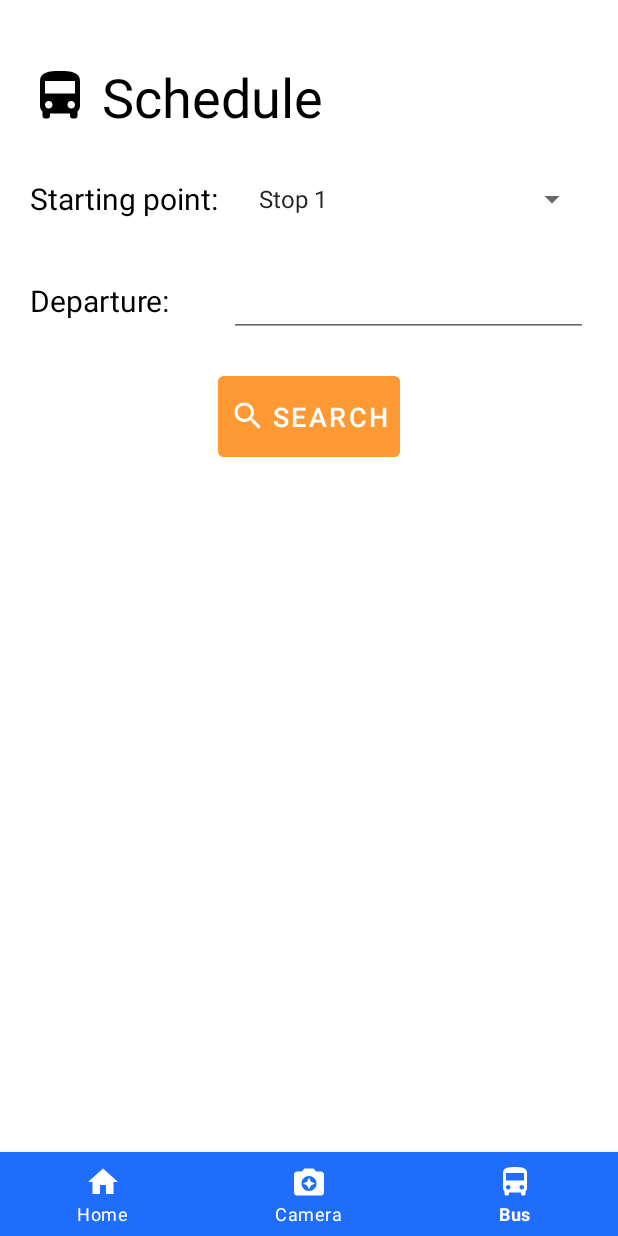
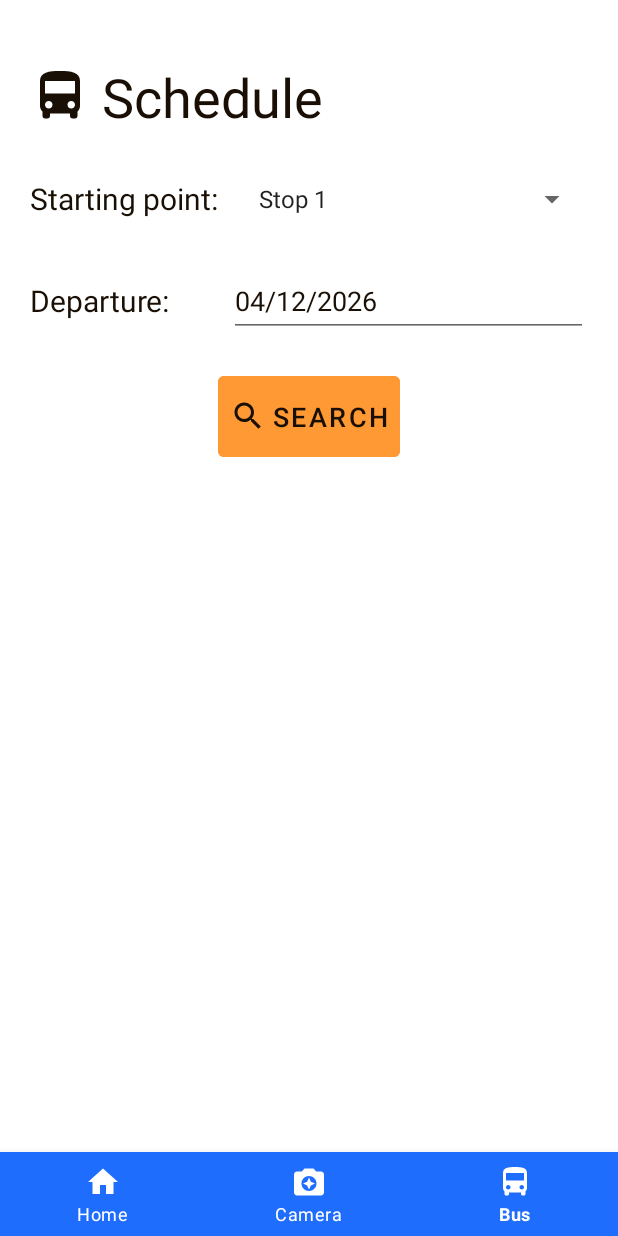
Before and after one commit to enricofg/SUM-Android, an Android app: the BusFragment screen opened through its navigation route, on a phone screen of 412 x 824 dp. Run offline under Robolectric (Android 15) with nearby library versions, the phone set to English and light mode, and no system bars; our stand-ins replace navigation-ui.

Commit message:
Basic schedule search function prototype and list

```diff
--- a/app/src/main/java/com/example/sum/ui/bus/BusFragment.kt
+++ b/app/src/main/java/com/example/sum/ui/bus/BusFragment.kt
@@ -5,7 +5,9 @@ import android.view.LayoutInflater
 import android.view.MotionEvent
 import android.view.View
 import android.view.ViewGroup
+import android.widget.AdapterView
 import android.widget.ArrayAdapter
+import android.widget.Toast
 import androidx.fragment.app.Fragment
 import androidx.lifecycle.ViewModelProvider
 import com.example.sum.databinding.FragmentBusBinding
@@ -14,7 +16,7 @@ import java.text.SimpleDateFormat
 import java.util.*
 
 
-class BusFragment : Fragment() {
+class BusFragment : Fragment(), AdapterView.OnItemClickListener {
 
     private var _binding: FragmentBusBinding? = null
 
@@ -28,29 +30,36 @@ class BusFragment : Fragment() {
         savedInstanceState: Bundle?
     ): View {
         val busViewModel =
-            ViewModelProvider(this).get(BusViewModel::class.java)
-
+            ViewModelProvider(this)[BusViewModel::class.java]
         _binding = FragmentBusBinding.inflate(inflater, container, false)
         val root: View = binding.root
+
+        /**fragment variables*/
         val startingPointOptions = binding.startingPointOptions
         val dateField = binding.scheduleDateField
+        val schedulesList = binding.schedulesResultList
+        val searchButton = binding.buttonSearchSchedule
+        val dateFormat = SimpleDateFormat("dd/MM/yyyy") //HH:mm"
 
         /*val textView: TextView = binding.textBus
         busViewModel.text.observe(viewLifecycleOwner) {
             textView.text = it
         }*/
 
-        //starting point list
-        val adapter = activity?.let {
+        /**starting point list*/
+        //starting point options list
+        val startingPointListAdapter = activity?.let {
             ArrayAdapter(
                 it,
                 android.R.layout.simple_spinner_item,
                 busViewModel.items
             )
         }
-        startingPointOptions.adapter = adapter
+        startingPointOptions.adapter =
+            startingPointListAdapter //set the list adapter for the starting point optins view element
 
-        //date picker
+        /**date picker*/
+        //material design date picker instantiation
         val datePicker =
             MaterialDatePicker.Builder.datePicker()
                 .setTitleText("Select date")
@@ -60,19 +69,37 @@ class BusFragment : Fragment() {
         //listener for ok button inside date picker dialog
         datePicker.addOnPositiveButtonClickListener {
             val chosenDate = Date(it)
-            val format = SimpleDateFormat("dd/MM/yyyy") //HH:mm"
-            dateField.setText(format.format(chosenDate))
+            dateField.setText(dateFormat.format(chosenDate))
         }
 
+        /**date field*/
         //disable default keyboard for date input field
         dateField.showSoftInputOnFocus = false
-
+        //set default date picker date to current date
+        dateField.setText(dateFormat.format(MaterialDatePicker.todayInUtcMilliseconds()))
         //listener for date input field touch
         dateField.setOnTouchListener { _, event ->
             if (MotionEvent.ACTION_UP == event.action)
                 datePicker.show(requireActivity().supportFragmentManager, "tag")
             false
         }
+
+        /**search button listener*/
+        searchButton.setOnClickListener{
+            Toast.makeText(activity, "Searching for ${startingPointOptions.selectedItem.toString()}'s schedule at ${dateField.text}", Toast.LENGTH_LONG).show()
+            schedulesList.visibility = View.VISIBLE
+        }
+
+        /**search result list*/
+        val searchResultListAdapter = activity?.let {
+            ArrayAdapter(
+                it,
+                android.R.layout.simple_list_item_1,
+                busViewModel.schedules
+            )
+        }
+        schedulesList.adapter = searchResultListAdapter
+        schedulesList.onItemClickListener = this
 
         return root
     }
@@ -81,4 +108,9 @@ class BusFragment : Fragment() {
         super.onDestroyView()
         _binding = null
     }
+
+    override fun onItemClick(parent: AdapterView<*>?, view: View?, position: Int, id: Long) {
+        val options: String = parent?.getItemAtPosition(position) as String
+        Toast.makeText(activity, "$options was clicked", Toast.LENGTH_LONG).show()
+    }
 }
--- a/app/src/main/java/com/example/sum/ui/bus/BusViewModel.kt
+++ b/app/src/main/java/com/example/sum/ui/bus/BusViewModel.kt
@@ -12,4 +12,30 @@ class BusViewModel : ViewModel() {
     val text: LiveData<String> = _text*/
 
     val items = arrayOf("Stop 1", "Stop 2", "Stop 3", "Stop 4")
+    val schedules = arrayOf(
+        "00:00",
+        "01:00",
+        "02:00",
+        "03:00",
+        "04:00",
+        "05:00",
+        "06:00",
+        "07:00",
+        "08:00",
+        "09:00",
+        "10:00",
+        "11:00",
+        "12:00",
+        "13:00",
+        "14:00",
+        "15:00",
+        "16:00",
+        "17:00",
+        "18:00",
+        "19:00",
+        "20:00",
+        "21:00",
+        "22:00",
+        "23:00"
+    )
 }
--- a/app/src/main/res/layout/fragment_bus.xml
+++ b/app/src/main/res/layout/fragment_bus.xml
@@ -25,7 +25,7 @@
             android:layout_weight="1"
             android:contentDescription="@string/bus_icon"
             android:src="@drawable/ic_baseline_directions_bus_24"
-            app:tint="@color/black" />
+            app:tint="@color/dark_gold_contrast" />
 
         <TextView
             android:id="@+id/busFragmentTitle"
@@ -36,7 +36,7 @@
             android:autoSizeMinTextSize="24sp"
             android:gravity="center"
             android:text="@string/schedule"
-            android:textColor="@color/black"
+            android:textColor="@color/dark_gold_contrast"
             android:textSize="36sp" />
     </LinearLayout>
 
@@ -62,7 +62,7 @@
             android:autoSizeMinTextSize="18sp"
             android:gravity="center_vertical"
             android:text="@string/text_startingpoint"
-            android:textColor="@color/black"
+            android:textColor="@color/dark_gold_contrast"
             android:textSize="20sp" />
 
         <Spinner
@@ -73,7 +73,8 @@
             android:contentDescription="@string/text_startingpoint"
             android:gravity="center|center_vertical"
             android:minHeight="48dp"
-            android:spinnerMode="dropdown" />
+            android:spinnerMode="dropdown"
+            tools:ignore="DuplicateSpeakableTextCheck" />
 
     </LinearLayout>
 
@@ -101,7 +102,7 @@
             android:contentDescription="@string/departure_date"
             android:gravity="center_vertical"
             android:text="@string/text_departure"
-            android:textColor="@color/black"
+            android:textColor="@color/dark_gold_contrast"
             android:textSize="20sp"
             tools:ignore="SpeakableTextPresentCheck" />
 
@@ -114,7 +115,9 @@
             android:inputType="datetime"
             android:labelFor="@id/textView3"
             android:minHeight="48dp"
-            tools:ignore="SpeakableTextPresentCheck" />
+            android:textColor="@color/dark_gold_contrast"
+            tools:ignore="SpeakableTextPresentCheck"
+            android:autofillHints="" />
 
     </LinearLayout>
 
@@ -127,11 +130,26 @@
         android:backgroundTint="@color/gold_darker"
         android:minLines="2"
         android:text="@string/search"
-        android:textColor="@color/white"
+        android:textColor="@color/dark_gold_contrast"
         android:textSize="18sp"
         app:icon="@drawable/ic_baseline_search_24"
-        app:iconTint="@color/white"
+        app:iconTint="@color/dark_gold_contrast"
         app:layout_constraintEnd_toEndOf="parent"
         app:layout_constraintStart_toStartOf="parent"
         app:layout_constraintTop_toBottomOf="@+id/linearLayout2" />
+
+    <ListView
+        android:id="@+id/schedulesResultList"
+        android:layout_width="wrap_content"
+        android:layout_height="0dp"
+        android:layout_marginStart="20dp"
+        android:layout_marginTop="20dp"
+        android:layout_marginEnd="20dp"
+        android:layout_marginBottom="20dp"
+        android:animateLayoutChanges="true"
+        android:visibility="gone"
+        app:layout_constraintBottom_toBottomOf="parent"
+        app:layout_constraintEnd_toEndOf="parent"
+        app:layout_constraintStart_toStartOf="parent"
+        app:layout_constraintTop_toBottomOf="@+id/buttonSearchSchedule" />
 </androidx.constraintlayout.widget.ConstraintLayout>
--- a/app/src/main/res/values/colors.xml
+++ b/app/src/main/res/values/colors.xml
@@ -11,4 +11,5 @@
     <color name="sum_dark_color">#401FFD</color>
     <color name="gold">#FDAF1F</color>
     <color name="gold_darker">#FF9933</color>
+    <color name="dark_gold_contrast">#1A0F05</color>
 </resources>
```
